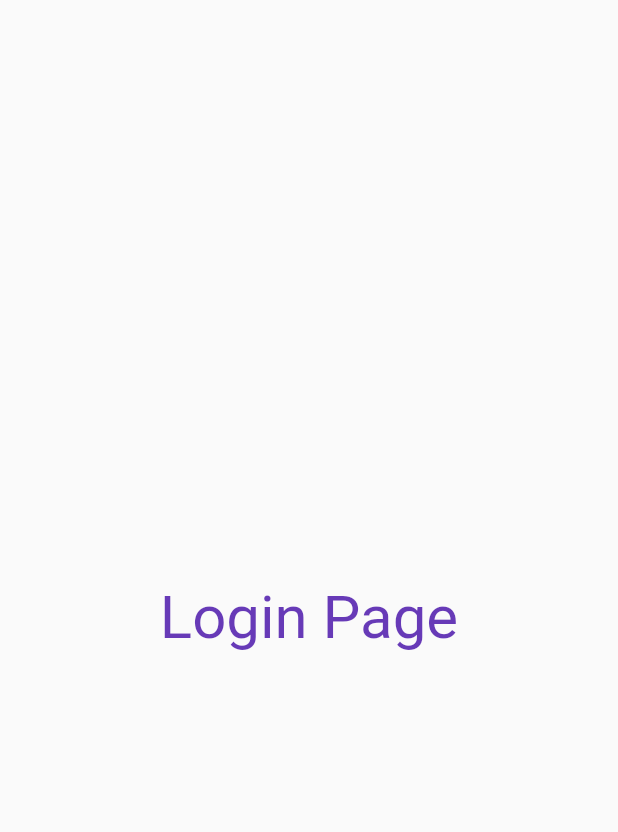
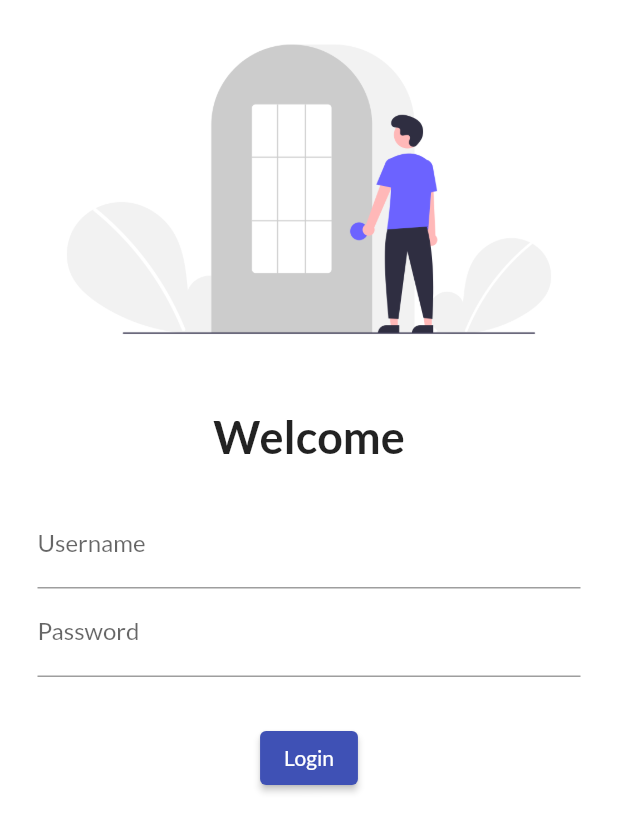
Before and after one commit to rvishnuvardhann/Demoapp, a Flutter app: the screen it shows after launch, on a phone screen of 412 x 824 dp. Shown: the top 832 px of the screen. Run offline on Flutter 3.47's test engine with Material 2 defaults, Android fonts, the light colour scheme and no system bars; our stand-ins replace google_fonts.

Commit message:
Inital login page

```diff
--- a/lib/main.dart
+++ b/lib/main.dart
@@ -2,6 +2,7 @@ import 'package:flutter/material.dart';
 import 'package:flutter/rendering.dart';
 import 'pages/home_page.dart';
 import "pages/login_page.dart";
+import "package:google_fonts/google_fonts.dart";
 
 void main() {
   runApp(const MyApp());
@@ -15,11 +16,15 @@ class MyApp extends StatelessWidget {
     return MaterialApp(
       // home:Homepage(),
       themeMode: ThemeMode.light,
-      theme: ThemeData(primarySwatch: Colors.indigo),
+      theme: ThemeData(
+          primarySwatch: Colors.indigo,
+          fontFamily: GoogleFonts.lato().fontFamily),
       //initialRoute: "/home",
-      routes: {"/": (context) => Loginpage(),
-      "/home":(context)=>Homepage(),
-      "/login":(context)=>Loginpage()},
+      routes: {
+        "/": (context) => Loginpage(),
+        "/home": (context) => Homepage(),
+        "/login": (context) => Loginpage()
+      },
     );
   }
 }
--- a/lib/pages/login_page.dart
+++ b/lib/pages/login_page.dart
@@ -6,13 +6,50 @@ class Loginpage extends StatelessWidget {
   @override
   Widget build(BuildContext context) {
     return Material(
-      child: Center(
-        child: Text("Login Page",style: TextStyle(
-          fontSize: 40,
-          color:Colors.deepPurple,
-        ),),
-
-      ),
-    );
+        color: Colors.white,
+        child: Column(
+          children: [
+            Image.asset("assets/images/login_image.png", fit: BoxFit.cover),
+            SizedBox(
+              height: 20.0,
+            ),
+            Text(
+              "Welcome",
+              style: TextStyle(
+                fontSize: 30,
+                fontWeight: FontWeight.bold,
+              ),
+            ),
+            Padding(
+              padding: const EdgeInsets.all(25),
+              child: Column(
+                children: [
+                  TextFormField(
+                    decoration: InputDecoration(
+                      hintText: "Enter Username",
+                      labelText: "Username",
+                    ),
+                    obscureText: true,
+                  ),
+                  TextFormField(
+                    decoration: InputDecoration(
+                      hintText: "Enter Password",
+                      labelText: "Password",
+                    ),
+                    obscureText: true,
+                  ),
+                  SizedBox(height: 30, ),
+                  ElevatedButton(
+                    child: Text("Login"),
+                    style: TextButton.styleFrom(),
+                    onPressed: () {
+                      print("Button pressed");
+                    },
+                  )
+                ],
+              ),
+            ),
+          ],
+        ));
   }
 }
--- a/pubspec.yaml
+++ b/pubspec.yaml
@@ -35,6 +35,7 @@ dependencies:
   # The following adds the Cupertino Icons font to your application.
   # Use with the CupertinoIcons class for iOS style icons.
   cupertino_icons: ^1.0.2
+  google_fonts: ^4.0.3
 
 dev_dependencies:
   flutter_test:
@@ -59,8 +60,8 @@ flutter:
   uses-material-design: true
 
   # To add assets to your application, add an assets section, like this:
-  # assets:
-  #   - images/a_dot_burr.jpeg
+  assets:
+    - assets/images/
   #   - images/a_dot_ham.jpeg
 
   # An image asset can refer to one or more resolution-specific "variants", see
```
Also changed, not shown: assets/images/login_image.png (added), pubspec.lock.
